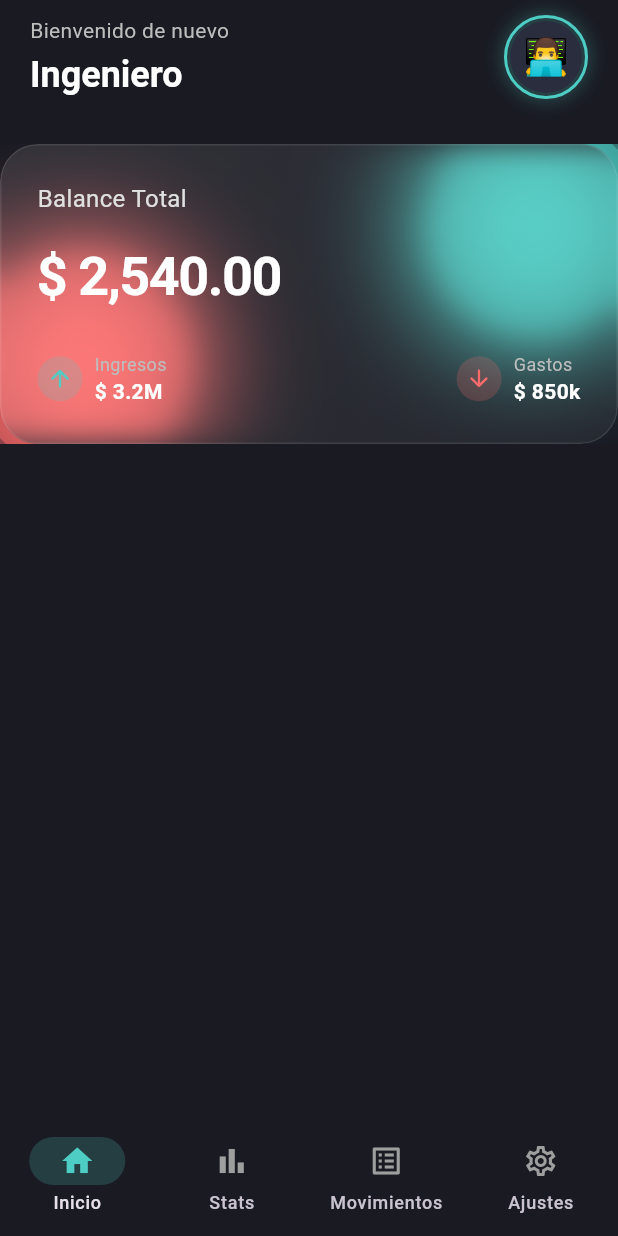
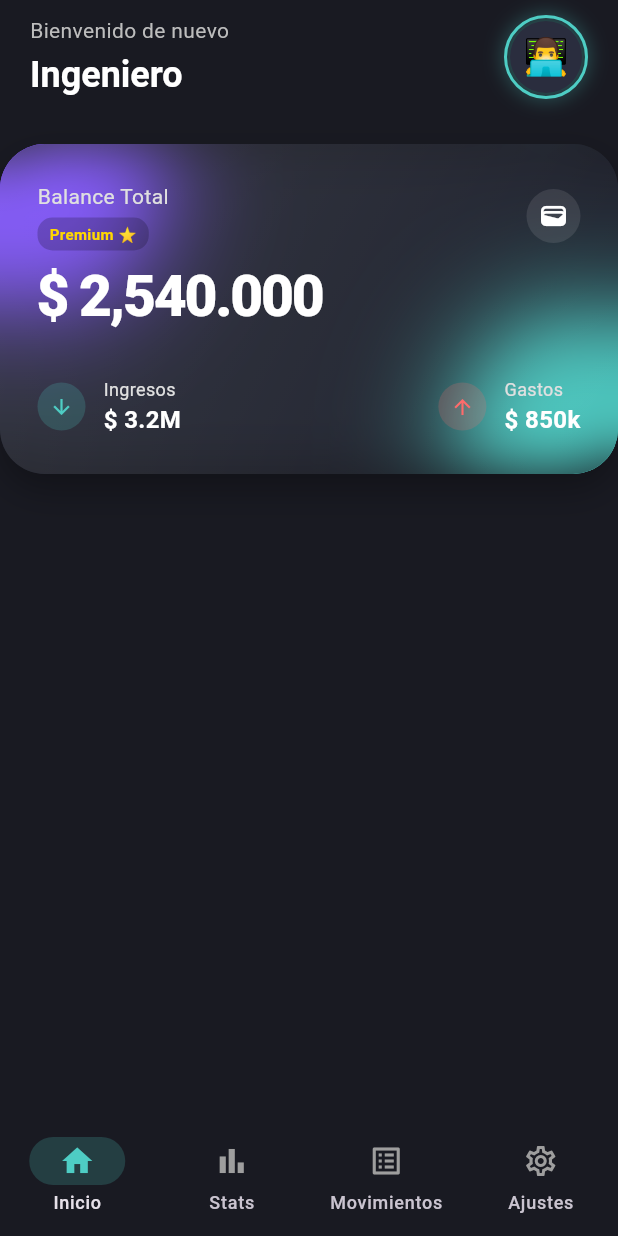
Before and after one commit to AndresCastilloPlata/balancea, a Flutter app: the screen it shows after launch, on a phone screen of 412 x 824 dp. Run offline on Flutter 3.47's test engine with Material 3 defaults, Android fonts, the phone set to English and light mode, and no system bars; our stand-ins replace go_router.

Commit message:
Fix & Design: Corrección de overflow en BalanceCard y actualización a paleta Violeta/Turquesa

```diff
--- a/lib/presentation/widgets/home/balance_card.dart
+++ b/lib/presentation/widgets/home/balance_card.dart
@@ -7,45 +7,54 @@ class BalanceCard extends StatelessWidget {
 
   @override
   Widget build(BuildContext context) {
-    return SizedBox(
+    return Container(
       width: double.infinity,
-      height: 200,
+      height: 220,
+      decoration: BoxDecoration(
+        borderRadius: BorderRadius.circular(30),
+        boxShadow: [
+          BoxShadow(
+            color: Colors.black.withValues(alpha: 0.3),
+            blurRadius: 20,
+            offset: const Offset(0, 10),
+          ),
+        ],
+      ),
 
+      child: ClipRRect(
+        borderRadius: BorderRadius.circular(30),
         child: Stack(
           children: [
-          // Luces de fondo
+            // Capa 0: Fondo base
+            Container(color: const Color(0xFF1F222E)),
+
+            // Capa 1: luces aurora
+            // Luz 1: violeta
             const Positioned(
-            top: -20,
-            right: -20,
+              top: -50,
+              left: -50,
+              child: _DecorationLight(color: Color(0xFF7C4DFF)),
+            ),
+            // Luz 2: turquesa
+            const Positioned(
+              bottom: -50,
+              right: -50,
               child: _DecorationLight(color: Color(0xFF4ECDC4)),
             ),
-          // Luces de fondo
-          const Positioned(
-            bottom: -20,
-            left: -20,
-            child: _DecorationLight(color: Color(0xFFFF6B6B)),
-          ),
 
-          // Efecto de vidrio
-          ClipRRect(
-            borderRadius: BorderRadius.circular(25),
-            child: BackdropFilter(
-              filter: ImageFilter.blur(sigmaX: 10, sigmaY: 10),
+            // Capa 2: Efecto de vidrio
+            BackdropFilter(
+              filter: ImageFilter.blur(sigmaX: 20, sigmaY: 20),
               child: Container(
                 decoration: BoxDecoration(
-                  borderRadius: BorderRadius.circular(25),
-                  border: Border.all(
-                    color: Colors.white.withValues(alpha: 0.1),
-                  ),
                   // efecto brillo/reflejo
                   gradient: LinearGradient(
                     begin: Alignment.topLeft,
                     end: Alignment.bottomRight,
                     colors: [
                       Colors.white.withValues(alpha: 0.1),
-                      Colors.white.withValues(alpha: 0.05),
+                      Colors.white.withValues(alpha: 0.0),
                     ],
-                  ),
                   ),
                 ),
               ),
@@ -59,38 +68,85 @@ class BalanceCard extends StatelessWidget {
                 mainAxisAlignment: MainAxisAlignment.spaceBetween,
                 children: [
                   // Encabezado
+                  Row(
+                    mainAxisAlignment: MainAxisAlignment.spaceBetween,
+                    children: [
+                      Column(
+                        crossAxisAlignment: CrossAxisAlignment.start,
+                        children: [
                           Text(
                             'Balance Total',
-                  style: TextStyle(color: Colors.grey[300], fontSize: 16),
+                            style: TextStyle(
+                              color: Colors.grey[300],
+                              fontSize: 14,
                             ),
-                const SizedBox(height: 10),
+                          ),
+                          const SizedBox(height: 4),
+
+                          // Cuenta principal
+                          Container(
+                            padding: const EdgeInsets.symmetric(
+                              horizontal: 8,
+                              vertical: 4,
+                            ),
+                            decoration: BoxDecoration(
+                              color: Colors.black.withValues(alpha: 0.2),
+                              borderRadius: BorderRadius.circular(10),
+                            ),
+                            child: const Text(
+                              'Premium ⭐',
+                              style: TextStyle(
+                                color: Color(0xFFFFD700),
+                                fontSize: 10,
+                                fontWeight: FontWeight.bold,
+                              ),
+                            ),
+                          ),
+                        ],
+                      ),
+                      // icono decorativo
+                      Container(
+                        padding: const EdgeInsets.all(8),
+                        decoration: BoxDecoration(
+                          shape: BoxShape.circle,
+                          color: Colors.white.withValues(alpha: 0.1),
+                        ),
+                        child: const Icon(
+                          Icons.wallet,
+                          color: Colors.white,
+                          size: 20,
+                        ),
+                      ),
+                    ],
+                  ),
+
                   // Monto
                   Text(
-                  '\$ 2,540.00',
+                    '\$ 2,540.000',
                     style: TextStyle(
                       color: Colors.white,
-                    fontSize: 36,
-                    fontWeight: FontWeight.bold,
-                    letterSpacing: -1.0,
+                      fontSize: 38,
+                      fontWeight: FontWeight.w800,
+                      letterSpacing: -1.5,
                     ),
                   ),
                   const SizedBox(height: 20),
 
-                // Fila Ingresos|Gastos
+                  // Indicadores  Ingresos|Gastos
                   Row(
                     mainAxisAlignment: MainAxisAlignment.spaceBetween,
                     children: [
-                    // Indicador de Ingresos
-                    _MiniIndicator(
-                      icon: Icons.arrow_upward_rounded,
+                      // Ingresos
+                      _GlasStat(
+                        icon: Icons.arrow_downward,
                         color: const Color(0xFF4ECDC4), // Verde Neon
                         label: 'Ingresos',
                         amount: '\$ 3.2M',
                       ),
 
-                    // Indicador de Gastos
-                    _MiniIndicator(
-                      icon: Icons.arrow_downward_rounded,
+                      // Gastos
+                      _GlasStat(
+                        icon: Icons.arrow_upward,
                         color: const Color(0xFFFF6B6B), // Rojo Neon
                         label: 'Gastos',
                         amount: '\$ 850k',
@@ -101,6 +157,7 @@ class BalanceCard extends StatelessWidget {
               ),
             ),
           ],
+        ),
       ),
     );
   }
@@ -124,13 +181,13 @@ class _DecorationLight extends StatelessWidget {
   }
 }
 
-class _MiniIndicator extends StatelessWidget {
+class _GlasStat extends StatelessWidget {
   final IconData icon;
   final Color color;
   final String label;
   final String amount;
 
-  const _MiniIndicator({
+  const _GlasStat({
     required this.icon,
     required this.color,
     required this.label,
@@ -143,27 +200,27 @@ class _MiniIndicator extends StatelessWidget {
       children: [
         // Circulo con icono
         Container(
-          padding: const EdgeInsets.all(6),
+          padding: const EdgeInsets.all(8),
           decoration: BoxDecoration(
             color: color.withValues(alpha: 0.2),
             shape: BoxShape.circle,
           ),
-          child: Icon(icon, color: color, size: 18),
+          child: Icon(icon, color: color, size: 16),
         ),
-        const SizedBox(width: 8),
+        const SizedBox(width: 12),
         Column(
           crossAxisAlignment: CrossAxisAlignment.start,
           children: [
             Text(
               label,
-              style: TextStyle(color: Colors.grey[400], fontSize: 12),
+              style: TextStyle(color: Colors.grey[300], fontSize: 12),
             ),
             Text(
               amount,
               style: const TextStyle(
                 color: Colors.white,
                 fontWeight: FontWeight.bold,
-                fontSize: 14,
+                fontSize: 16,
               ),
             ),
           ],
```
Lines whose indentation alone changed are shown as unchanged.
